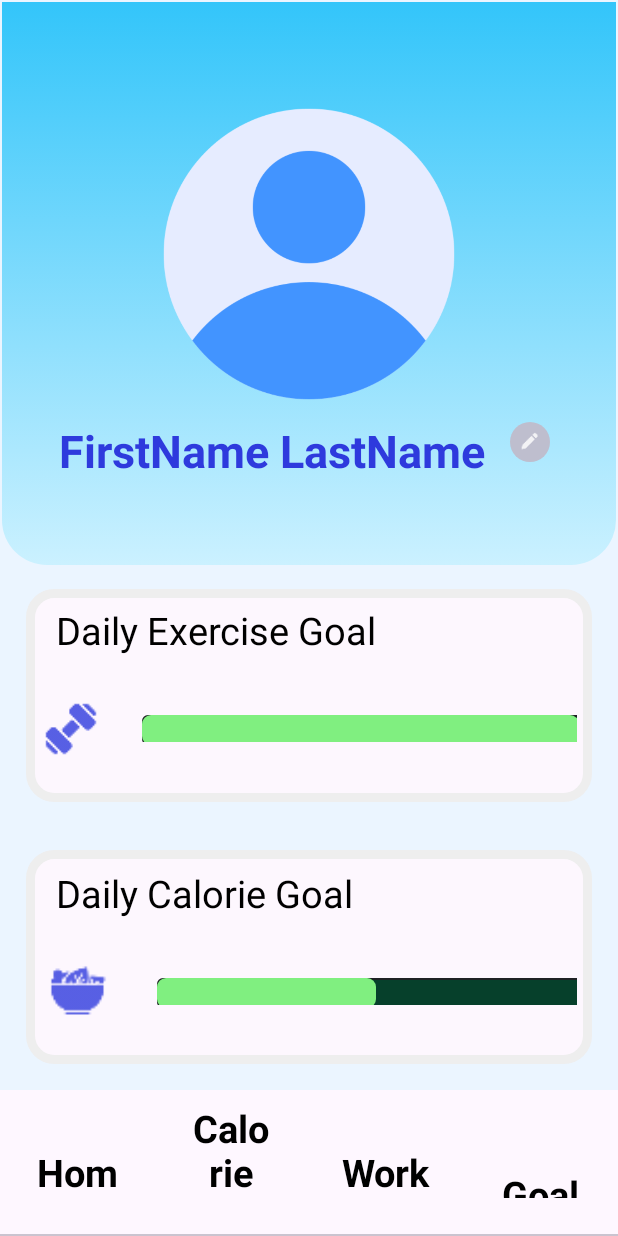
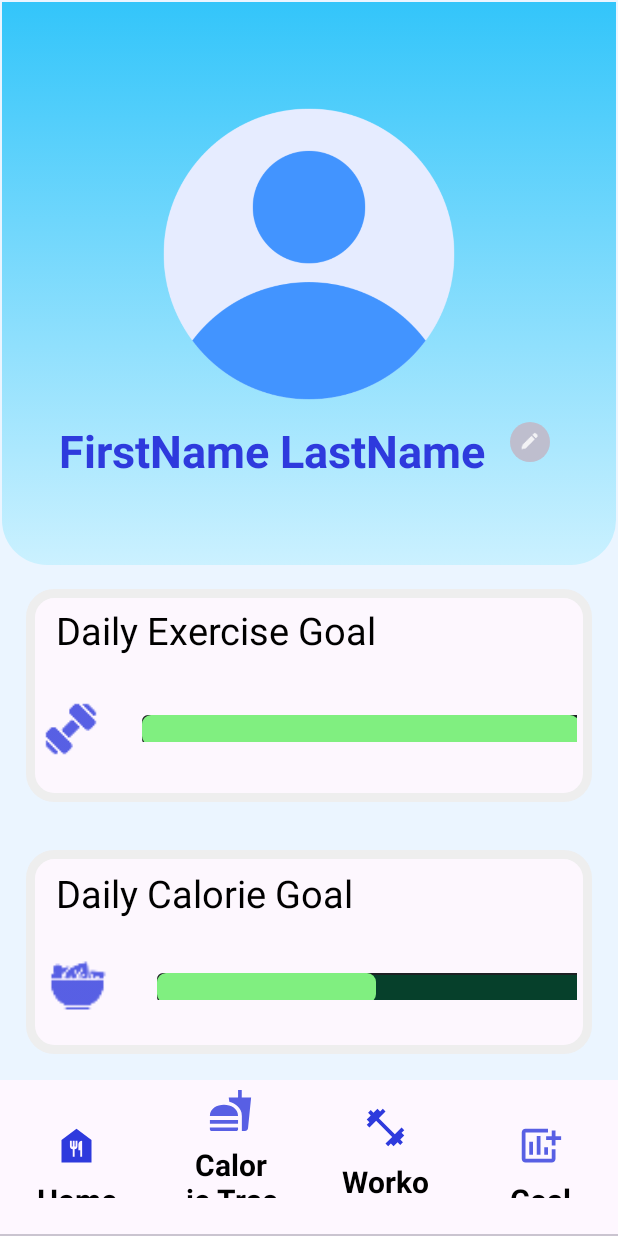
Before and after one commit to kar5252/CMSC-434-Health-App, an Android app: the screen it shows after launch (MainActivity), on a phone screen of 412 x 824 dp. Run offline under Robolectric (Android 15) with nearby library versions, the phone set to English and light mode, and no system bars.

Commit message:
icons on tabs -Mia

```diff
--- a/app/src/main/java/com/example/test4/MainActivity.java
+++ b/app/src/main/java/com/example/test4/MainActivity.java
@@ -3,6 +3,7 @@ package com.example.test4;
 import android.os.Bundle;
 import android.view.LayoutInflater;
 import android.view.View;
+import android.widget.ImageView;
 import android.widget.ProgressBar;
 import android.widget.TextView;
 
@@ -66,6 +67,24 @@ public class MainActivity extends AppCompatActivity implements TabNavigator {
                 View customView = LayoutInflater.from(this).inflate(R.layout.custom_tab, null);
                 TextView textView = customView.findViewById(R.id.tabText);
                 textView.setText(tabTitles[i]);
+                //tab.setCustomView(customView);
+
+                ImageView iconView = customView.findViewById(R.id.tabIcon);
+                switch(i){
+                    case 0:
+                        iconView.setImageResource(R.drawable.baseline_food_bank_24);
+                        break;
+                    case 1:
+                        iconView.setImageResource(R.drawable.food_icon);
+                        break;
+                    case 2:
+                        iconView.setImageResource(R.drawable.baseline_fitness_center_24);
+                        break;
+                    case 3:
+                        iconView.setImageResource(R.drawable.goal_icon);
+                        break;
+
+                }
                 tab.setCustomView(customView);
             }
         }
--- /dev/null
+++ b/app/src/main/res/drawable-anydpi/food_icon.xml
@@ -0,0 +1,11 @@
+<vector xmlns:android="http://schemas.android.com/apk/res/android"
+    android:width="24dp"
+    android:height="24dp"
+    android:viewportWidth="24"
+    android:viewportHeight="24"
+    android:tint="#2E3ADD"
+    android:alpha="0.8">
+  <path
+      android:fillColor="@android:color/white"
+      android:pathData="M18.06,22.99h1.66c0.84,0 1.53,-0.64 1.63,-1.46L23,5.05h-5L18,1h-1.97v4.05h-4.97l0.3,2.34c1.71,0.47 3.31,1.32 4.27,2.26 1.44,1.42 2.43,2.89 2.43,5.29v8.05zM1,21.99L1,21h15.03v0.99c0,0.55 -0.45,1 -1.01,1L2.01,22.99c-0.56,0 -1.01,-0.45 -1.01,-1zM16.03,14.99c0,-8 -15.03,-8 -15.03,0h15.03zM1.02,17h15v2h-15z"/>
+</vector>
--- /dev/null
+++ b/app/src/main/res/drawable-anydpi/goal_icon.xml
@@ -0,0 +1,11 @@
+<vector xmlns:android="http://schemas.android.com/apk/res/android"
+    android:width="24dp"
+    android:height="24dp"
+    android:viewportWidth="24"
+    android:viewportHeight="24"
+    android:tint="#2E3ADD"
+    android:alpha="0.8">
+  <path
+      android:fillColor="@android:color/white"
+      android:pathData="M6,9.99h2v7L6,16.99zM14,12.99h2v4h-2zM10,6.99h2v10h-2zM20,7L20,4h-2v3h-3v2h3v3h2L20,9h3L23,7zM18,19L4,19L4,5h12L16,3L4,3c-1.1,0 -2,0.9 -2,2v14c0,1.1 0.9,2 2,2h14c1.1,0 2,-0.9 2,-2v-5h-2v5z"/>
+</vector>
--- /dev/null
+++ b/app/src/main/res/drawable-anydpi/water_bottle.xml
@@ -0,0 +1,11 @@
+<vector xmlns:android="http://schemas.android.com/apk/res/android"
+    android:width="24dp"
+    android:height="24dp"
+    android:viewportWidth="24"
+    android:viewportHeight="24"
+    android:tint="#2E3ADD"
+    android:alpha="0.8">
+  <path
+      android:fillColor="@android:color/white"
+      android:pathData="M18.06,22.99h1.66c0.84,0 1.53,-0.64 1.63,-1.46L23,5.05h-5L18,1h-1.97v4.05h-4.97l0.3,2.34c1.71,0.47 3.31,1.32 4.27,2.26 1.44,1.42 2.43,2.89 2.43,5.29v8.05zM1,21.99L1,21h15.03v0.99c0,0.55 -0.45,1 -1.01,1L2.01,22.99c-0.56,0 -1.01,-0.45 -1.01,-1zM16.03,14.99c0,-8 -15.03,-8 -15.03,0h15.03zM1.02,17h15v2h-15z"/>
+</vector>
--- a/app/src/main/res/layout/activity_main.xml
+++ b/app/src/main/res/layout/activity_main.xml
@@ -25,12 +25,14 @@
             android:text="Home" />
 
         <com.google.android.material.tabs.TabItem
+            android:id="@+id/home_icon"
             android:layout_width="wrap_content"
             android:layout_height="wrap_content"
             android:icon="@drawable/baseline_food_bank_24"
             android:text="Calorie Tracker" />
 
         <com.google.android.material.tabs.TabItem
+            android:id="@+id/workout_icon"
             android:layout_width="wrap_content"
             android:layout_height="wrap_content"
             android:icon="@drawable/baseline_fitness_center_24"
--- a/app/src/main/res/layout/custom_tab.xml
+++ b/app/src/main/res/layout/custom_tab.xml
@@ -1,10 +1,22 @@
 <?xml version="1.0" encoding="utf-8"?>
-<TextView xmlns:android="http://schemas.android.com/apk/res/android"
-    android:id="@+id/tabText"
+<LinearLayout xmlns:android="http://schemas.android.com/apk/res/android"
     android:layout_width="wrap_content"
     android:layout_height="wrap_content"
-    android:textSize="25sp"
-    android:textColor="@color/black"
-    android:textStyle="bold"
+    android:orientation="vertical"
     android:gravity="center"
-    android:padding="8dp"/>
+    android:padding="5dp">
+    <ImageView
+        android:id="@+id/tabIcon"
+        android:layout_width = "30dp"
+        android:layout_height="30dp"
+        android:layout_marginBottom="4dp"/>
+    <TextView
+        android:id="@+id/tabText"
+        android:layout_width="wrap_content"
+        android:layout_height="wrap_content"
+        android:textSize="20sp"
+        android:textColor="@color/black"
+        android:textStyle="bold"
+        android:gravity="center"
+        android:padding="3dp"/>
+    </LinearLayout>
```
Also changed, not shown: app/src/main/res/drawable-hdpi/food_icon.png (added), app/src/main/res/drawable-hdpi/goal_icon.png (added), app/src/main/res/drawable-hdpi/water_bottle.png (added), app/src/main/res/drawable-mdpi/food_icon.png (added), app/src/main/res/drawable-mdpi/goal_icon.png (added), app/src/main/res/drawable-mdpi/water_bottle.png (added), app/src/main/res/drawable-xhdpi/food_icon.png (added), app/src/main/res/drawable-xhdpi/goal_icon.png (added), app/src/main/res/drawable-xhdpi/water_bottle.png (added), app/src/main/res/drawable-xxhdpi/food_icon.png (added), app/src/main/res/drawable-xxhdpi/goal_icon.png (added), app/src/main/res/drawable-xxhdpi/water_bottle.png (added).
